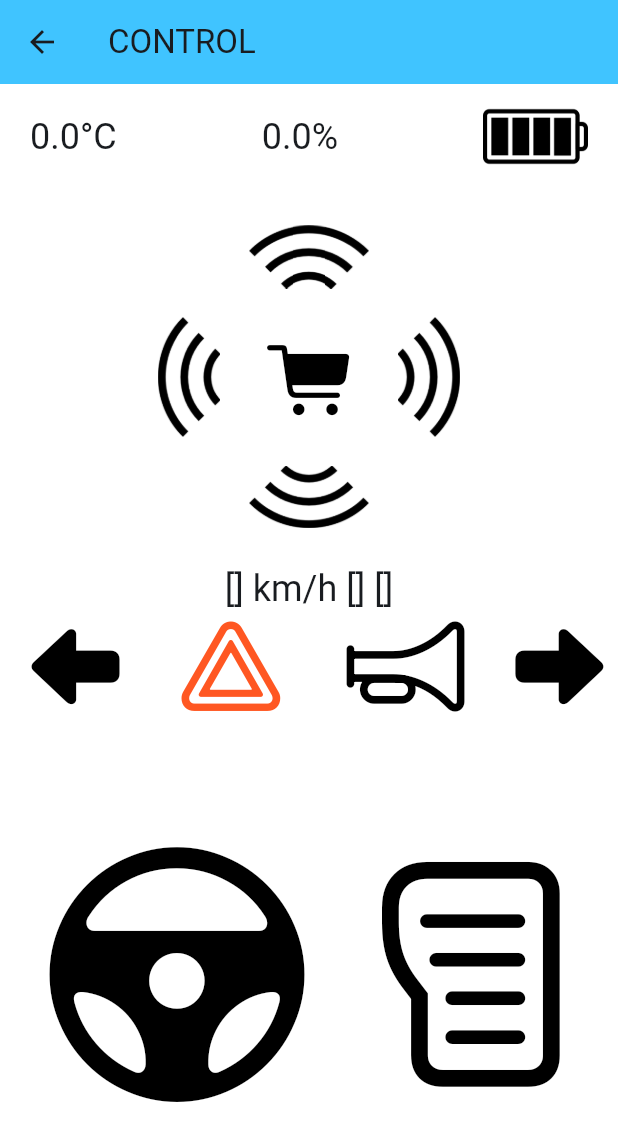
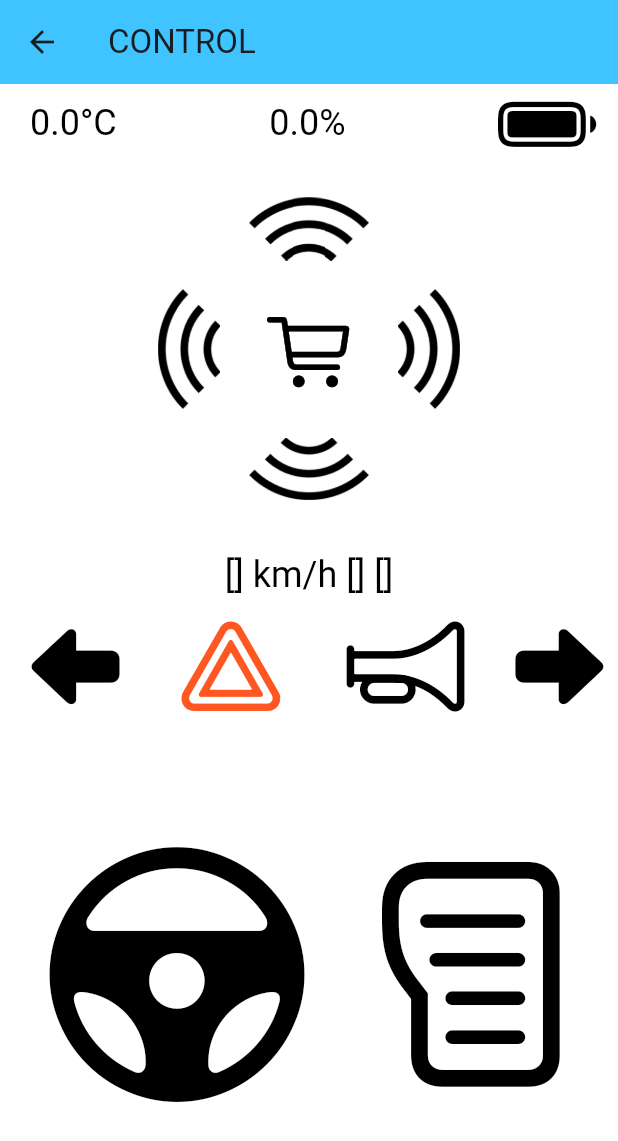
Before and after one commit to flo-sem/steuerung_ek, a Flutter app: the ControlPage screen opened directly, on a phone screen of 412 x 824 dp. Shown: the top 1141 px of the screen. Run offline on Flutter 3.47's test engine with Material 3 defaults, Android fonts, the phone set to English and light mode, and no system bars; drawn by our look-alikes of sleek_circular_slider; our stand-ins replace convert, flutter_blue_plus, font_awesome_flutter, vibration; missing offline and left inert: n_gamepad.

Commit message:
implemented dark mode colors for text, icons and images

```diff
--- a/lib/batteryDisplay.dart
+++ b/lib/batteryDisplay.dart
@@ -1,6 +1,7 @@
 import 'package:flutter/material.dart';
 import 'package:provider/provider.dart';
 import 'state_manager.dart';
+import 'package:steuerung_ek/ek_icons.dart';
 
 class BatteryDisplay extends StatefulWidget {
   const BatteryDisplay({Key? key}) : super(key: key);
@@ -12,9 +13,14 @@ class _BatteryDisplayState extends State<BatteryDisplay> {
 
   @override
   Widget build(BuildContext context) {
+    Brightness currentBrightness = MediaQuery.of(context).platformBrightness;
     return Consumer<StateManager>(
         builder: (context, stateManager, child) {
-          return Image.asset(stateManager.batteryImage, width: 70);
+          return Icon(
+          stateManager.batteryIcon,
+          size: 30,
+          color: currentBrightness == Brightness.dark ? stateManager.darkIconColor : stateManager.iconColor
+          );
         });
   }
 }
--- a/lib/distanceDisplay.dart
+++ b/lib/distanceDisplay.dart
@@ -15,7 +15,16 @@ class _DistanceDisplayState extends State<DistanceDisplay> {
   Widget build(BuildContext context) {
     Brightness currentBrightness = MediaQuery.of(context).platformBrightness;
     return Consumer<StateManager>(builder: (context, stateManager, child) {
-      return Column(
+      return ColorFiltered(
+        colorFilter: ColorFilter.matrix([
+          -1,  0,  0, 0,currentBrightness == Brightness.dark ? 255 : 0, // Red
+          0, -1,  0, 0, currentBrightness == Brightness.dark ? 255 : 0, // Green
+          0,  0, -1, 0, currentBrightness == Brightness.dark ? 255 : 0, // Blue
+          0,  0,  0, 1,   0  // Alpha
+        ]),
+        child:
+
+       Column(
         mainAxisAlignment: MainAxisAlignment.center,
         children: [
           Row(
@@ -52,9 +61,9 @@ class _DistanceDisplayState extends State<DistanceDisplay> {
                 width: 80,
                 height: 80,
                 //child: Image.asset('assets/images/carFromTop.png')
-                child: Icon(EK_Icons.cart_fill,
+                child: Icon(EK_Icons.cart,
                     size: 50,
-                    color: currentBrightness == Brightness.dark ? stateManager.darkIconColor : stateManager.iconColor
+                    color: currentBrightness == Brightness.light ? stateManager.darkIconColor : stateManager.iconColor
                 )
               ),
               Container(
@@ -87,6 +96,7 @@ class _DistanceDisplayState extends State<DistanceDisplay> {
             ],
           )
         ],
+      ),
       );
     });
   }
--- a/lib/main.dart
+++ b/lib/main.dart
@@ -219,10 +219,17 @@ class _StartPage extends State<StartPage> {
                     mainAxisAlignment: MainAxisAlignment.center,
                     // ← Add this.
                     children: [
+                      /*
                       Image.asset(
                       MyAppState().statusImageURL,
                       height: 200,
                     ),
+                    */
+                        Icon(
+                            appState.statusImageURL == "assets/images/label_noBT.png" ? EK_Icons.bluetooth_disabled : EK_Icons.bluetooth_connected,
+                          size: 150,
+                          color: currentBrightness == Brightness.dark ? stateManager.darkIconColor : stateManager.iconColor
+                      ),
                   SizedBox(height: 20),
                   ElevatedButton(
                       onPressed: () {
@@ -297,6 +304,7 @@ class _SettingsPage extends State<SettingsPage> {
                           style: TextStyle(
                             fontSize: 24,
                             fontWeight: FontWeight.bold,
+                            color: currentBrightness == Brightness.dark ? stateManager.darkTextColor : stateManager.textColor,
                           ),
                         ),
                       ),
@@ -335,6 +343,7 @@ class _SettingsPage extends State<SettingsPage> {
                             style: TextStyle(
                               fontSize: 24,
                               fontWeight: FontWeight.bold,
+                              color: currentBrightness == Brightness.dark ? stateManager.darkTextColor : stateManager.textColor,
                             ),
                           ),
                           Spacer()
@@ -641,6 +650,7 @@ class _PortraitControl extends State<PortraitControl> {
         backgroundColor: currentBrightness == Brightness.dark ? stateManager.darkBackgroundColor : stateManager.backgroundColor,
         body: Column(children: [
           //Top Row moving battery info to the right side of the view
+          Container(height: 10),
           Row(
             children: [
               Container(width: 20),
@@ -649,7 +659,7 @@ class _PortraitControl extends State<PortraitControl> {
               const PitchDisplay(),
               Spacer(),
               const BatteryDisplay(),
-              Container(width: 20),
+              Container(width: 50),
             ],
           ),
           Spacer(),
@@ -719,9 +729,10 @@ class _LandscapeControl extends State<LandscapeControl> {
                 const PitchDisplay(),
                 Spacer(),
                 const BatteryDisplay(),
-                Container(width: 20),
+                Container(width: 50),
               ],
             ),
+            Container(height: 10),
             Row(
               mainAxisAlignment: MainAxisAlignment.center,
               children: [
--- a/lib/pitchDisplay.dart
+++ b/lib/pitchDisplay.dart
@@ -11,9 +11,13 @@ class PitchDisplay extends StatefulWidget {
 class _PitchDisplayState extends State<PitchDisplay> {
   @override
   Widget build(BuildContext context) {
+    Brightness currentBrightness = MediaQuery.of(context).platformBrightness;
     return Consumer<StateManager>(builder: (context, stateManager, child) {
-      return Text('${stateManager.pitch}%',
-          style: Theme.of(context).textTheme.headlineSmall
+      return Text(
+        '${stateManager.pitch}%',
+        style: Theme.of(context).textTheme.headlineSmall?.copyWith(
+          color: currentBrightness == Brightness.dark ? stateManager.darkTextColor : stateManager.textColor,
+        ),
       );
     });
   }
--- a/lib/speedDisplay.dart
+++ b/lib/speedDisplay.dart
@@ -12,11 +12,15 @@ class SpeedDisplay extends StatefulWidget {
 class _SpeedDisplayState extends State<SpeedDisplay> {
   @override
   Widget build(BuildContext context) {
+    Brightness currentBrightness = MediaQuery.of(context).platformBrightness;
     var stateWatch = Provider.of<MyAppState>(context);
     return Consumer<StateManager>(builder: (context, stateManager, child) {
       return Text(
-          '${stateWatch.SpeedBuffer.toString()} km/h ${stateWatch.Test1Buffer.toString()} ${stateWatch.Test2Buffer.toString()}',
-          style: Theme.of(context).textTheme.headlineSmall);
+        '${stateWatch.SpeedBuffer.toString()} km/h ${stateWatch.Test1Buffer.toString()} ${stateWatch.Test2Buffer.toString()}',
+        style: Theme.of(context).textTheme.headlineSmall?.copyWith(
+          color: currentBrightness == Brightness.dark ? stateManager.darkTextColor : stateManager.textColor,
+        ),
+      );
     });
   }
 }
--- a/lib/state_manager.dart
+++ b/lib/state_manager.dart
@@ -3,6 +3,8 @@ import 'dart:convert';
 import 'package:flutter/material.dart';
 import 'ble_info.dart';
 import 'package:convert/convert.dart';
+import 'package:steuerung_ek/ek_icons.dart';
+
 
 class StateManager with ChangeNotifier {
   ble_info bluetoothProvider = ble_info();
@@ -24,6 +26,12 @@ class StateManager with ChangeNotifier {
 
   Color _darkIconColor = Colors.white;
   Color get darkIconColor => _darkIconColor;
+
+  Color _textColor = Colors.black;
+  Color get textColor => _textColor;
+
+  Color _darkTextColor = Colors.white70;
+  Color get darkTextColor => _darkTextColor;
 
   int _speed = 0;
   int get speed => _speed;
@@ -63,6 +71,9 @@ class StateManager with ChangeNotifier {
 
   String _batteryImage = 'assets/images/battery4.png';
   String get batteryImage => _batteryImage;
+
+  IconData _batteryIcon = EK_Icons.battery_100percent;
+  IconData get batteryIcon => _batteryIcon;
 
   double _distanceFrontLeft = 0;
   double get distanceFrontLeft => _distanceFrontLeft;
@@ -192,14 +203,19 @@ class StateManager with ChangeNotifier {
     _batteryChargingState = value;
     if (value < 20) {
       _batteryImage = 'assets/images/battery0.png';
+      _batteryIcon = EK_Icons.battery_0percent;
     } else if ((value >= 20) && (value < 40)) {
       _batteryImage = 'assets/images/battery1.png';
+      _batteryIcon = EK_Icons.battery_25percent;
     } else if ((value >= 40) && (value < 60)) {
       _batteryImage = 'assets/images/battery2.png';
+      _batteryIcon = EK_Icons.battery_50percent;
     } else if ((value >= 60) && (value < 80)) {
       _batteryImage = 'assets/images/battery3.png';
+      _batteryIcon = EK_Icons.battery_75percent;
     } else {
       _batteryImage = 'assets/images/battery4.png';
+      _batteryIcon = EK_Icons.battery_100percent;
     }
     notifyListeners();
   }
--- a/lib/steering_wheel.dart
+++ b/lib/steering_wheel.dart
@@ -23,7 +23,7 @@ class _SteeringAngle extends State<SteeringWheel> {
         return Align(
             //alignment: Alignment.bottomLeft,
             child: SizedBox(
-                width: 300,
+                width: 350,
                 height: 350,
                 child: Stack(
                     children: <Widget> [
@@ -51,7 +51,7 @@ class _SteeringAngle extends State<SteeringWheel> {
                                 );
                               },
                               appearance: CircularSliderAppearance(
-                                  size: 220,
+                                  size: 170,
                                   startAngle: 210,
                                   angleRange: 120,
                                   customColors: CustomSliderColors(
--- a/lib/temperatureDisplay.dart
+++ b/lib/temperatureDisplay.dart
@@ -11,9 +11,13 @@ class TemperatureDisplay extends StatefulWidget {
 class _TemperatureDisplayState extends State<TemperatureDisplay> {
   @override
   Widget build(BuildContext context) {
+    Brightness currentBrightness = MediaQuery.of(context).platformBrightness;
     return Consumer<StateManager>(builder: (context, stateManager, child) {
-      return Text('${stateManager.temperature}°C',
-          style: Theme.of(context).textTheme.headlineSmall
+      return Text(
+        '${stateManager.temperature}°C',
+        style: Theme.of(context).textTheme.headlineSmall?.copyWith(
+          color: currentBrightness == Brightness.dark ? stateManager.darkTextColor : stateManager.textColor,
+        ),
       );
     });
   }
```
